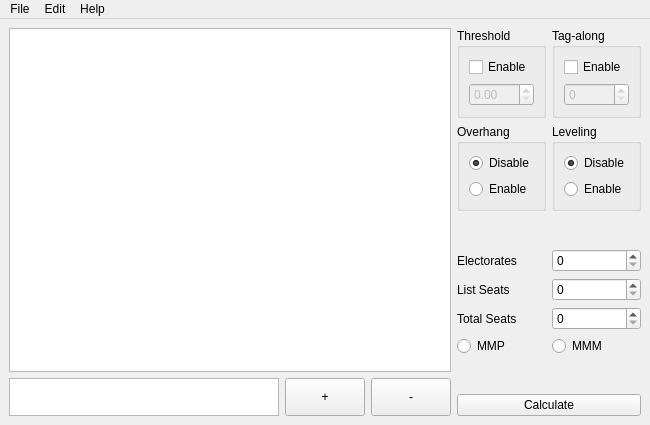
Qt form mainwindow.ui (purplewavesss/ElectionCalculatorPlusPlus) before a commit.
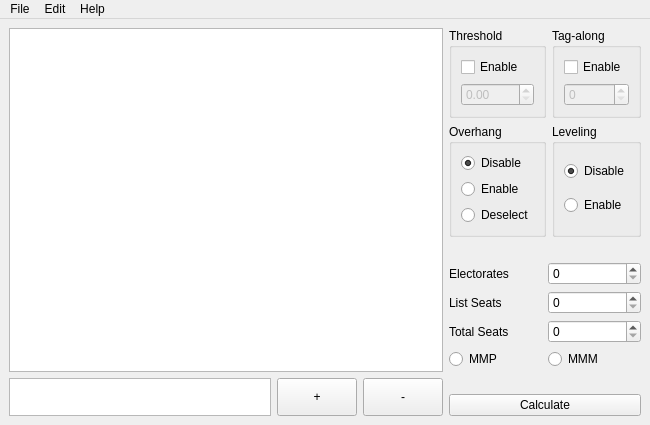
The same form after that commit.

The edit to the form file:
```diff
--- a/mainwindow.ui
+++ b/mainwindow.ui
@@ -21,7 +21,13 @@
     <item row="0" column="0">
      <layout class="QVBoxLayout" name="tableLayout" stretch="9,1">
       <item>
-       <widget class="QTableView" name="tableView">
+       <widget class="QTableWidget" name="electionTable">
+        <property name="sizePolicy">
+         <sizepolicy hsizetype="Expanding" vsizetype="Expanding">
+          <horstretch>0</horstretch>
+          <verstretch>0</verstretch>
+         </sizepolicy>
+        </property>
         <property name="sortingEnabled">
          <bool>true</bool>
         </property>
@@ -36,7 +42,7 @@
          <enum>QLayout::SizeConstraint::SetDefaultConstraint</enum>
         </property>
         <item>
-         <widget class="QTableView" name="addTable">
+         <widget class="QTableWidget" name="addTable">
           <property name="sizePolicy">
            <sizepolicy hsizetype="Expanding" vsizetype="Ignored">
             <horstretch>0</horstretch>
@@ -102,6 +108,16 @@
              </property>
             </widget>
            </item>
+           <item>
+            <widget class="QRadioButton" name="useDeselection">
+             <property name="toolTip">
+              <string>&lt;html&gt;&lt;head/&gt;&lt;body&gt;&lt;p&gt;Instead of using overhang seats, extra electorate seats are deselected using this method. This is currently used in Germany after the 2025 election.&lt;/p&gt;&lt;/body&gt;&lt;/html&gt;</string>
+             </property>
+             <property name="text">
+              <string>Deselect</string>
+             </property>
+            </widget>
+           </item>
           </layout>
          </widget>
         </item>
```
Left out of the diff: 2 changed lines with no effect on the pictures.
